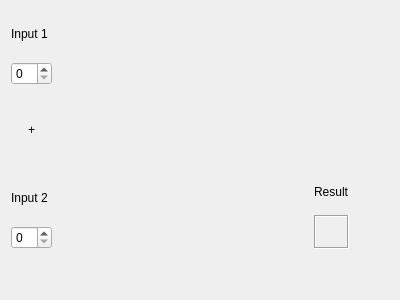
First picture: the form in examples/designer/calculatorbuilder/calculatorform.ui, repository arnt/qt-history2, before the edit.
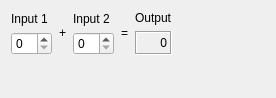
Second picture: the form after the edit.

Commit message:
p4i integration Integrate 171216 from 4.0 to main: Fixes:    User interface Task:     none RevBy:    Roberto AutoTest: none Details:  Bad .ui file.
[git-p4: depot-paths = "//depot/qt/main/": change = 171221]

Diff of the .ui file:
```diff
--- a/examples/designer/calculatorbuilder/calculatorform.ui
+++ b/examples/designer/calculatorbuilder/calculatorform.ui
@@ -11,10 +11,18 @@
    <rect>
     <x>0</x>
     <y>0</y>
-    <width>400</width>
-    <height>300</height>
+    <width>276</width>
+    <height>98</height>
    </rect>
   </property>
+  <property name="sizePolicy" >
+   <sizepolicy>
+    <hsizetype>5</hsizetype>
+    <vsizetype>5</vsizetype>
+    <horstretch>0</horstretch>
+    <verstretch>0</verstretch>
+   </sizepolicy>
+  </property>
   <property name="windowTitle" >
    <string>Calculator Builder</string>
   </property>
@@ -29,7 +37,7 @@
     <number>6</number>
    </property>
    <item row="0" column="0" >
-    <layout class="QGridLayout" >
+    <layout class="QHBoxLayout" >
      <property name="objectName" >
       <string notr="true" />
      </property>
@@ -39,7 +47,7 @@
      <property name="spacing" >
       <number>6</number>
      </property>
-     <item row="0" column="0" >
+     <item>
       <layout class="QVBoxLayout" >
        <property name="objectName" >
         <string notr="true" />
@@ -59,8 +67,8 @@
           <rect>
            <x>1</x>
            <y>1</y>
-           <width>46</width>
-           <height>17</height>
+           <width>45</width>
+           <height>19</height>
           </rect>
          </property>
          <property name="text" >
@@ -76,8 +84,8 @@
          <property name="geometry" >
           <rect>
            <x>1</x>
-           <y>24</y>
-           <width>46</width>
+           <y>26</y>
+           <width>45</width>
            <height>25</height>
           </rect>
          </property>
@@ -85,17 +93,17 @@
        </item>
       </layout>
      </item>
-     <item row="1" column="0" >
+     <item>
       <widget class="QLabel" name="label_3" >
        <property name="objectName" >
         <string notr="true" >label_3</string>
        </property>
        <property name="geometry" >
         <rect>
-         <x>1</x>
-         <y>57</y>
-         <width>48</width>
-         <height>21</height>
+         <x>54</x>
+         <y>1</y>
+         <width>7</width>
+         <height>52</height>
         </rect>
        </property>
        <property name="text" >
@@ -106,7 +114,7 @@
        </property>
       </widget>
      </item>
-     <item row="2" column="2" >
+     <item>
       <layout class="QVBoxLayout" >
        <property name="objectName" >
         <string notr="true" />
@@ -118,7 +126,7 @@
         <number>6</number>
        </property>
        <item>
-        <widget class="QLabel" name="label_2_2" >
+        <widget class="QLabel" name="label_2" >
          <property name="objectName" >
           <string notr="true" >label_2_2</string>
          </property>
@@ -126,17 +134,87 @@
           <rect>
            <x>1</x>
            <y>1</y>
-           <width>35</width>
+           <width>45</width>
+           <height>19</height>
+          </rect>
+         </property>
+         <property name="text" >
+          <string>Input 2</string>
+         </property>
+        </widget>
+       </item>
+       <item>
+        <widget class="QSpinBox" name="inputSpinBox2" >
+         <property name="objectName" >
+          <string notr="true" >inputSpinBox2</string>
+         </property>
+         <property name="geometry" >
+          <rect>
+           <x>1</x>
+           <y>26</y>
+           <width>45</width>
+           <height>25</height>
+          </rect>
+         </property>
+         <property name="mouseTracking" >
+          <bool>true</bool>
+         </property>
+        </widget>
+       </item>
+      </layout>
+     </item>
+     <item>
+      <widget class="QLabel" name="label_3_2" >
+       <property name="objectName" >
+        <string notr="true" >label_3_2</string>
+       </property>
+       <property name="geometry" >
+        <rect>
+         <x>120</x>
+         <y>1</y>
+         <width>7</width>
+         <height>52</height>
+        </rect>
+       </property>
+       <property name="text" >
+        <string>=</string>
+       </property>
+       <property name="alignment" >
+        <set>Qt::AlignCenter</set>
+       </property>
+      </widget>
+     </item>
+     <item>
+      <layout class="QVBoxLayout" >
+       <property name="objectName" >
+        <string notr="true" />
+       </property>
+       <property name="margin" >
+        <number>1</number>
+       </property>
+       <property name="spacing" >
+        <number>6</number>
+       </property>
+       <item>
+        <widget class="QLabel" name="label_2_2_2" >
+         <property name="objectName" >
+          <string notr="true" >label_2_2_2</string>
+         </property>
+         <property name="geometry" >
+          <rect>
+           <x>1</x>
+           <y>1</y>
+           <width>37</width>
            <height>17</height>
           </rect>
          </property>
          <property name="text" >
-          <string>Result</string>
+          <string>Output</string>
          </property>
         </widget>
        </item>
        <item>
-        <widget class="QLabel" name="resultLabel" >
+        <widget class="QLabel" name="outputWidget" >
          <property name="objectName" >
           <string notr="true" >resultLabel</string>
          </property>
@@ -144,8 +222,8 @@
           <rect>
            <x>1</x>
            <y>24</y>
-           <width>35</width>
-           <height>28</height>
+           <width>37</width>
+           <height>27</height>
           </rect>
          </property>
          <property name="frameShape" >
@@ -155,7 +233,7 @@
           <enum>QFrame::Sunken</enum>
          </property>
          <property name="text" >
-          <string/>
+          <string>0</string>
          </property>
          <property name="alignment" >
           <set>Qt::AlignAbsolute|Qt::AlignBottom|Qt::AlignCenter|Qt::AlignHCenter|Qt::AlignHorizontal_Mask|Qt::AlignJustify|Qt::AlignLeading|Qt::AlignLeft|Qt::AlignRight|Qt::AlignTop|Qt::AlignTrailing|Qt::AlignVCenter|Qt::AlignVertical_Mask</set>
@@ -164,105 +242,8 @@
        </item>
       </layout>
      </item>
-     <item row="2" column="0" >
-      <layout class="QVBoxLayout" >
-       <property name="objectName" >
-        <string notr="true" />
-       </property>
-       <property name="margin" >
-        <number>1</number>
-       </property>
-       <property name="spacing" >
-        <number>6</number>
-       </property>
-       <item>
-        <widget class="QLabel" name="label_2" >
-         <property name="objectName" >
-          <string notr="true" >label_2</string>
-         </property>
-         <property name="geometry" >
-          <rect>
-           <x>1</x>
-           <y>1</y>
-           <width>46</width>
-           <height>20</height>
-          </rect>
-         </property>
-         <property name="text" >
-          <string>Input 2</string>
-         </property>
-        </widget>
-       </item>
-       <item>
-        <widget class="QSpinBox" name="inputSpinBox2" >
-         <property name="objectName" >
-          <string notr="true" >inputSpinBox2</string>
-         </property>
-         <property name="geometry" >
-          <rect>
-           <x>1</x>
-           <y>27</y>
-           <width>46</width>
-           <height>25</height>
-          </rect>
-         </property>
-        </widget>
-       </item>
-      </layout>
-     </item>
-     <item row="2" column="1" >
-      <spacer>
-       <property name="objectName" >
-        <string notr="true" >horizontalSpacer_2</string>
-       </property>
-       <property name="geometry" >
-        <rect>
-         <x>55</x>
-         <y>84</y>
-         <width>237</width>
-         <height>53</height>
-        </rect>
-       </property>
-       <property name="orientation" >
-        <enum>Qt::Horizontal</enum>
-       </property>
-       <property name="sizeHint" >
-        <size>
-         <width>40</width>
-         <height>20</height>
-        </size>
-       </property>
-      </spacer>
-     </item>
     </layout>
    </item>
-   <item row="0" column="1" >
-    <spacer>
-     <property name="objectName" >
-      <string notr="true" >horizontalSpacer</string>
-     </property>
-     <property name="geometry" >
-      <rect>
-       <x>351</x>
-       <y>9</y>
-       <width>40</width>
-       <height>138</height>
-      </rect>
-     </property>
-     <property name="orientation" >
-      <enum>Qt::Horizontal</enum>
-     </property>
-     <property name="sizeType" >
-      <enum>QSizePolicy::Minimum</enum>
-     </property>
-     <property name="sizeHint" >
-      <size>
-       <width>40</width>
-       <height>20</height>
-      </size>
-     </property>
-    </spacer>
-   </item>
    <item row="1" column="0" >
     <spacer>
      <property name="objectName" >
@@ -270,18 +251,15 @@
      </property>
      <property name="geometry" >
       <rect>
-       <x>9</x>
-       <y>153</y>
-       <width>336</width>
-       <height>138</height>
+       <x>85</x>
+       <y>69</y>
+       <width>20</width>
+       <height>20</height>
       </rect>
      </property>
      <property name="orientation" >
       <enum>Qt::Vertical</enum>
      </property>
-     <property name="sizeType" >
-      <enum>QSizePolicy::Minimum</enum>
-     </property>
      <property name="sizeHint" >
       <size>
        <width>20</width>
@@ -290,6 +268,30 @@
      </property>
     </spacer>
    </item>
+   <item row="0" column="1" >
+    <spacer>
+     <property name="objectName" >
+      <string notr="true" >horizontalSpacer</string>
+     </property>
+     <property name="geometry" >
+      <rect>
+       <x>188</x>
+       <y>26</y>
+       <width>79</width>
+       <height>20</height>
+      </rect>
+     </property>
+     <property name="orientation" >
+      <enum>Qt::Horizontal</enum>
+     </property>
+     <property name="sizeHint" >
+      <size>
+       <width>40</width>
+       <height>20</height>
+      </size>
+     </property>
+    </spacer>
+   </item>
   </layout>
  </widget>
  <pixmapfunction></pixmapfunction>
```
Left out of the diff: 7 changed lines with no effect on the pictures.
